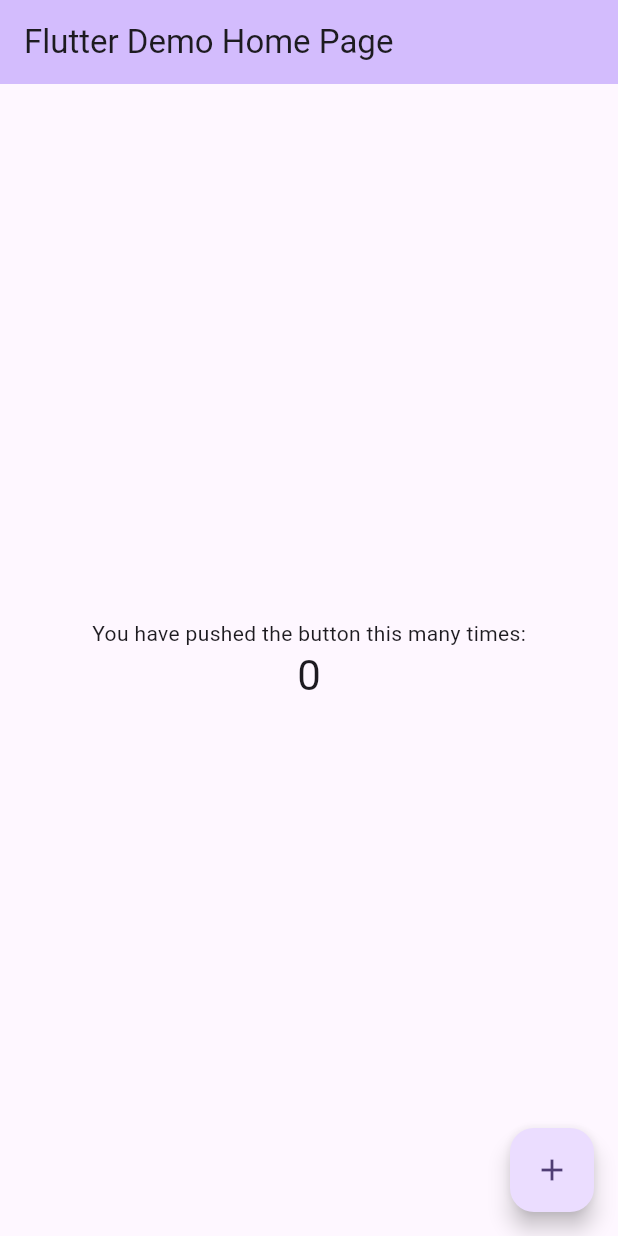
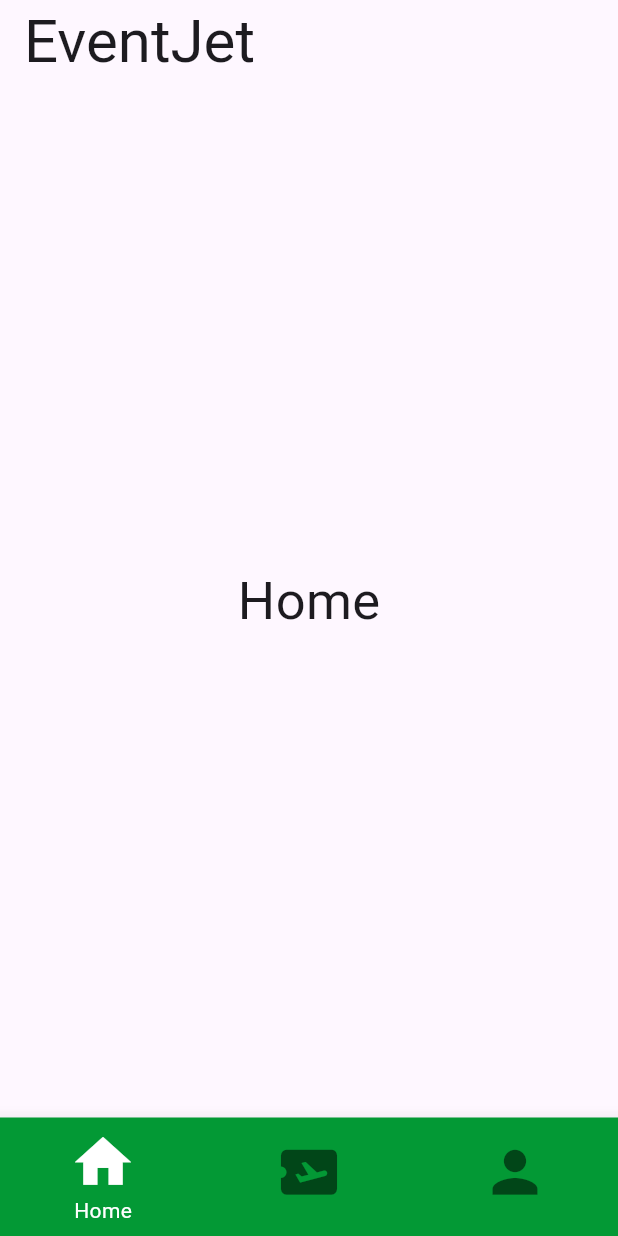
Before and after one commit to JEYO-YCM/Eventjet, a Flutter app: the screen it shows after launch, on a phone screen of 412 x 824 dp. Run offline on Flutter 3.47's test engine with Material 3 defaults, Android fonts, the phone set to English and light mode, and no system bars.

Commit message:
first step

```diff
--- a/lib/main.dart
+++ b/lib/main.dart
@@ -11,27 +11,19 @@ class MyApp extends StatelessWidget {
   @override
   Widget build(BuildContext context) {
     return MaterialApp(
-      title: 'Flutter Demo',
+      title: 'EventJet',
+      debugShowCheckedModeBanner: false,
       theme: ThemeData(
         colorScheme: ColorScheme.fromSeed(seedColor: Colors.deepPurple),
         useMaterial3: true,
       ),
-      home: const MyHomePage(title: 'Flutter Demo Home Page'),
+      home: const MyHomePage(title: 'EventJet'),
     );
   }
 }
 
 class MyHomePage extends StatefulWidget {
   const MyHomePage({super.key, required this.title});
-
-  // This widget is the home page of your application. It is stateful, meaning
-  // that it has a State object (defined below) that contains fields that affect
-  // how it looks.
-
-  // This class is the configuration for the state. It holds the values (in this
-  // case the title) provided by the parent (in this case the App widget) and
-  // used by the build method of the State. Fields in a Widget subclass are
-  // always marked "final".
 
   final String title;
 
@@ -40,71 +32,35 @@ class MyHomePage extends StatefulWidget {
 }
 
 class _MyHomePageState extends State<MyHomePage> {
-  int _counter = 0;
-
-  void _incrementCounter() {
-    setState(() {
-      // This call to setState tells the Flutter framework that something has
-      // changed in this State, which causes it to rerun the build method below
-      // so that the display can reflect the updated values. If we changed
-      // _counter without calling setState(), then the build method would not be
-      // called again, and so nothing would appear to happen.
-      _counter++;
-    });
-  }
-
   @override
   Widget build(BuildContext context) {
-    // This method is rerun every time setState is called, for instance as done
-    // by the _incrementCounter method above.
-    //
-    // The Flutter framework has been optimized to make rerunning build methods
-    // fast, so that you can just rebuild anything that needs updating rather
-    // than having to individually change instances of widgets.
     return Scaffold(
       appBar: AppBar(
-        // TRY THIS: Try changing the color here to a specific color (to
-        // Colors.amber, perhaps?) and trigger a hot reload to see the AppBar
-        // change color while the other colors stay the same.
-        backgroundColor: Theme.of(context).colorScheme.inversePrimary,
-        // Here we take the value from the MyHomePage object that was created by
-        // the App.build method, and use it to set our appbar title.
-        title: Text(widget.title),
+        title: Text(
+          widget.title,
+          style: TextStyle(fontSize: 40),
+        ),
       ),
       body: Center(
-        // Center is a layout widget. It takes a single child and positions it
-        // in the middle of the parent.
-        child: Column(
-          // Column is also a layout widget. It takes a list of children and
-          // arranges them vertically. By default, it sizes itself to fit its
-          // children horizontally, and tries to be as tall as its parent.
-          //
-          // Column has various properties to control how it sizes itself and
-          // how it positions its children. Here we use mainAxisAlignment to
-          // center the children vertically; the main axis here is the vertical
-          // axis because Columns are vertical (the cross axis would be
-          // horizontal).
-          //
-          // TRY THIS: Invoke "debug painting" (choose the "Toggle Debug Paint"
-          // action in the IDE, or press "p" in the console), to see the
-          // wireframe for each widget.
-          mainAxisAlignment: MainAxisAlignment.center,
-          children: <Widget>[
-            const Text(
-              'You have pushed the button this many times:',
-            ),
-            Text(
-              '$_counter',
-              style: Theme.of(context).textTheme.headlineMedium,
-            ),
-          ],
+        child: Text(
+          "Home",
+          style: TextStyle(fontSize: 35),
         ),
       ),
-      floatingActionButton: FloatingActionButton(
-        onPressed: _incrementCounter,
-        tooltip: 'Increment',
-        child: const Icon(Icons.add),
-      ), // This trailing comma makes auto-formatting nicer for build methods.
+      bottomNavigationBar: BottomNavigationBar(
+        backgroundColor: Color.fromARGB(255, 3, 153, 53),
+        elevation: 10,
+        showSelectedLabels: true,
+        showUnselectedLabels: false,
+        selectedItemColor: Colors.white,
+        iconSize: 45,
+        items: const [
+          BottomNavigationBarItem(icon: Icon(Icons.home), label: "Home"),
+          BottomNavigationBarItem(
+              icon: Icon(Icons.airplane_ticket), label: "ticket"),
+          BottomNavigationBarItem(icon: Icon(Icons.person), label: "profile"),
+        ],
+      ),
     );
   }
 }
--- a/pubspec.yaml
+++ b/pubspec.yaml
@@ -35,6 +35,7 @@ dependencies:
   # The following adds the Cupertino Icons font to your application.
   # Use with the CupertinoIcons class for iOS style icons.
   cupertino_icons: ^1.0.6
+  fluentui_icons: ^1.0.0
 
 dev_dependencies:
   flutter_test:
@@ -45,7 +46,7 @@ dev_dependencies:
   # activated in the `analysis_options.yaml` file located at the root of your
   # package. See that file for information about deactivating specific lint
   # rules and activating additional ones.
-  flutter_lints: ^3.0.0
+  flutter_lints: ^4.0.0
 
 # For information on the generic Dart part of this file, see the
 # following page: https://dart.dev/tools/pub/pubspec
```
Also changed, not shown: pubspec.lock.
